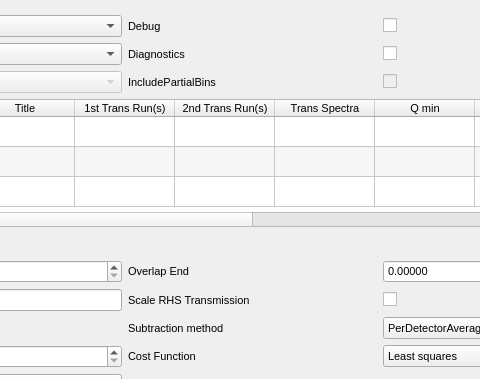
mantidproject/mantid, file qt/scientific_interfaces/ISISReflectometry/GUI/Experiment/ExperimentWidget.ui: the form before one commit; both pictures show x 303 to 783 and y 0 to 379 of the 949 by 524 pixel window.
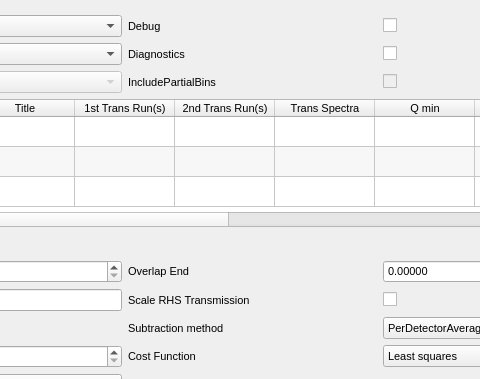
The form after the commit.

Commit message: add detector masking

Diff of the .ui file:
```diff
--- a/qt/scientific_interfaces/ISISReflectometry/GUI/Experiment/ExperimentWidget.ui
+++ b/qt/scientific_interfaces/ISISReflectometry/GUI/Experiment/ExperimentWidget.ui
@@ -384,7 +384,7 @@
         <number>3</number>
        </property>
        <property name="columnCount">
-        <number>14</number>
+        <number>15</number>
        </property>
        <attribute name="horizontalHeaderVisible">
         <bool>true</bool>
@@ -486,6 +486,9 @@
          <string>Actual Specular Pixel No.</string>
         </property>
        </column>
+       <column>
+        <property name="text"><string>Additional Detector Mask</string></property>
+       </column>
       </widget>
      </item>
      <item row="11" column="2">
```
The commit also changes 31 other files.
